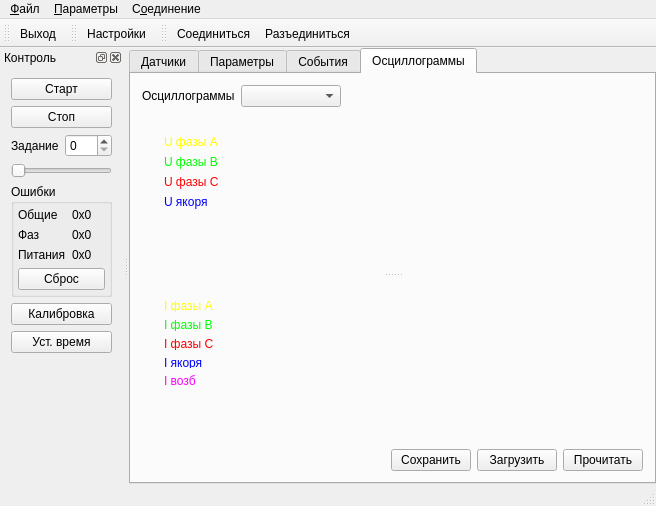
This is mainwindow.ui in catompiler/qdrive as Qt 5 draws it before an edit. The edited form follows.
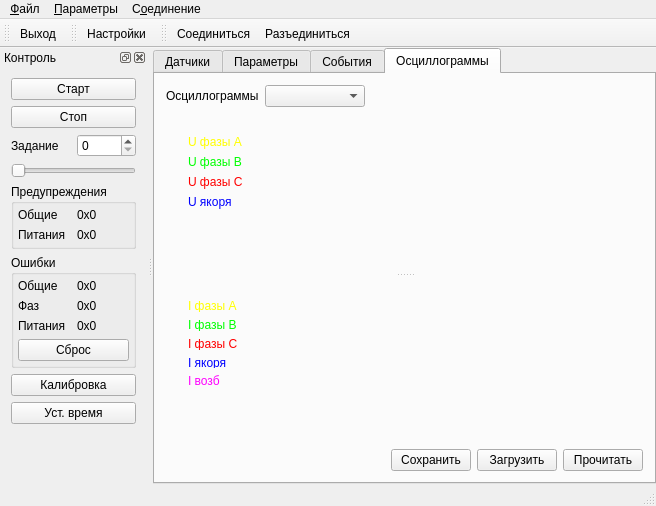
This is the edited form. Icons and pictures are not drawn. Custom widgets are drawn as their Qt base class.

Commit message: drive warnings on mainwindow

```diff
--- a/mainwindow.ui
+++ b/mainwindow.ui
@@ -526,7 +526,7 @@
     <number>1</number>
    </attribute>
    <widget class="QWidget" name="dockWidgetContents">
-    <layout class="QVBoxLayout" name="verticalLayout_8">
+    <layout class="QVBoxLayout" name="verticalLayout_9">
      <item>
       <widget class="QPushButton" name="pbStart">
        <property name="text">
@@ -569,6 +569,59 @@
        </property>
       </widget>
      </item>
+     <item>
+      <widget class="QGroupBox" name="gbWarnings">
+       <property name="title">
+        <string>Предупреждения</string>
+       </property>
+       <layout class="QVBoxLayout" name="verticalLayout_8">
+        <property name="leftMargin">
+         <number>4</number>
+        </property>
+        <property name="topMargin">
+         <number>4</number>
+        </property>
+        <property name="rightMargin">
+         <number>4</number>
+        </property>
+        <property name="bottomMargin">
+         <number>4</number>
+        </property>
+        <item>
+         <layout class="QGridLayout" name="gridLayoutWarns">
+          <item row="0" column="0">
+           <widget class="QLabel" name="lblWarns">
+            <property name="text">
+             <string>Общие</string>
+            </property>
+           </widget>
+          </item>
+          <item row="0" column="1">
+           <widget class="QLabel" name="lblWarnsVal">
+            <property name="text">
+             <string>0x0</string>
+            </property>
+           </widget>
+          </item>
+          <item row="1" column="0">
+           <widget class="QLabel" name="lblPwrWarns">
+            <property name="text">
+             <string>Питания</string>
+            </property>
+           </widget>
+          </item>
+          <item row="1" column="1">
+           <widget class="QLabel" name="lblPwrWarnsVal">
+            <property name="text">
+             <string>0x0</string>
+            </property>
+           </widget>
+          </item>
+         </layout>
+        </item>
+       </layout>
+      </widget>
+     </item>
      <item>
       <widget class="QGroupBox" name="gbErrors">
        <property name="title">
```
The commit also changes 3 other files.
